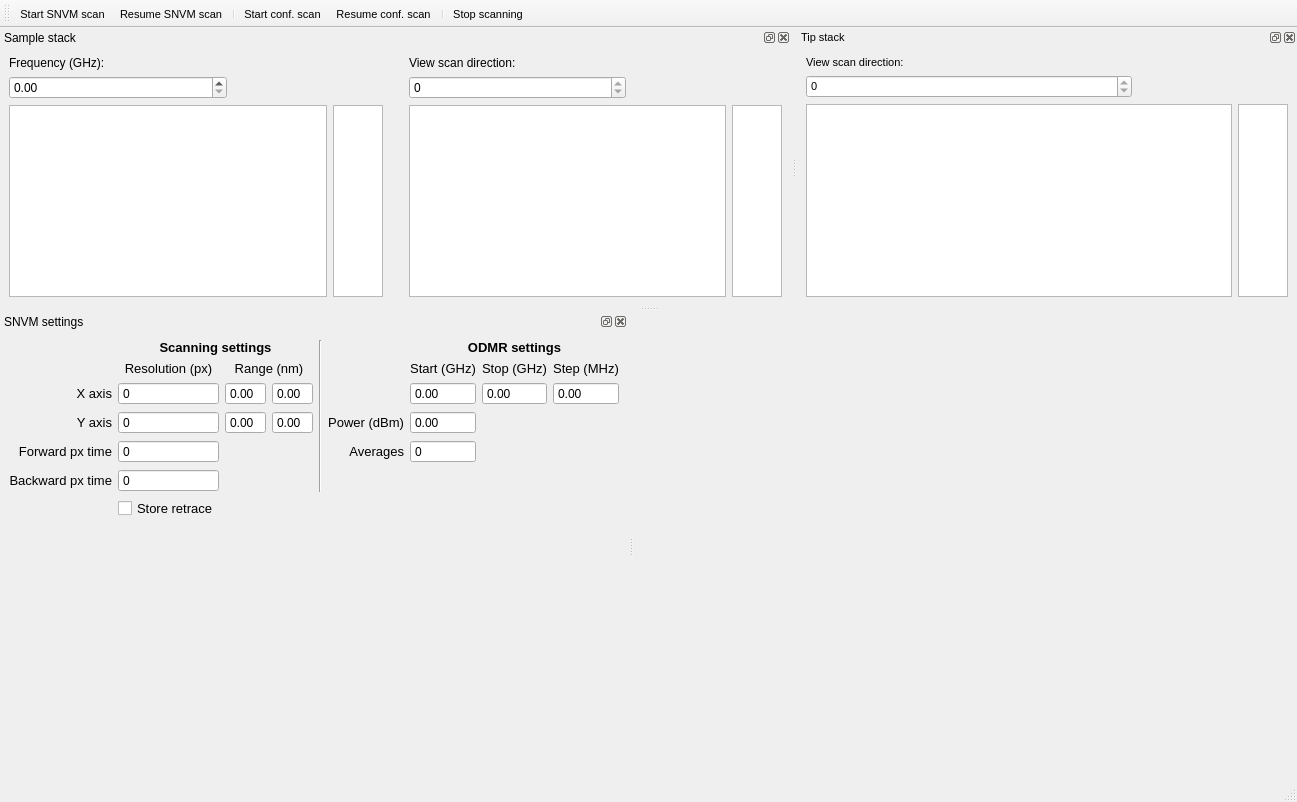
This is gui/confocal/ui_afm_cfm_v3.ui in pikestefan/qudi_slab as Qt 5 draws it before an edit. The edited form follows.
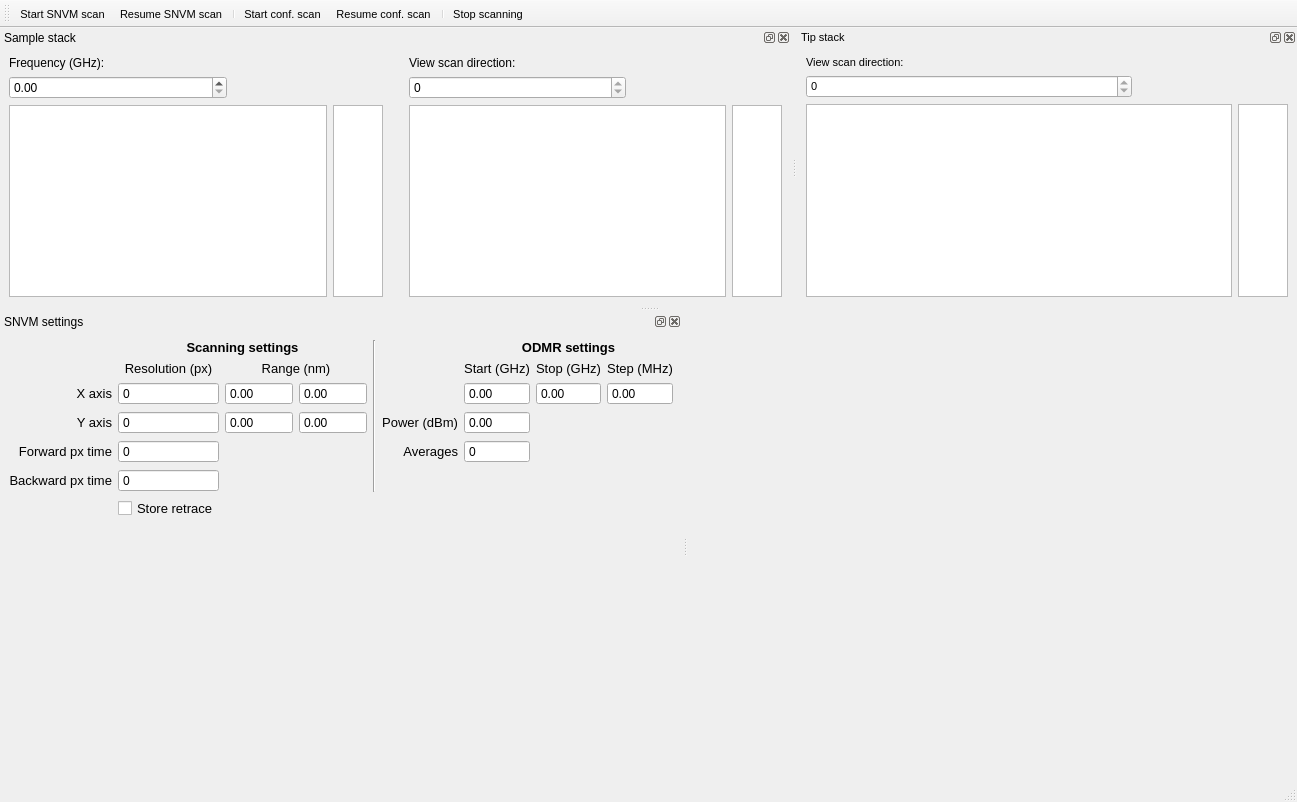
This is the edited form. Icons and pictures are not drawn. Custom widgets are drawn as their Qt base class.

What changed in the file:
```diff
--- a/gui/confocal/ui_afm_cfm_v3.ui
+++ b/gui/confocal/ui_afm_cfm_v3.ui
@@ -554,6 +554,9 @@
        <property name="keyboardTracking">
         <bool>false</bool>
        </property>
+       <property name="maximum">
+        <double>100.000000000000000</double>
+       </property>
       </widget>
      </item>
      <item row="3" column="7">
@@ -573,6 +576,12 @@
        <property name="keyboardTracking">
         <bool>false</bool>
        </property>
+       <property name="minimum">
+        <double>-2000.000000000000000</double>
+       </property>
+       <property name="maximum">
+        <double>2000.000000000000000</double>
+       </property>
       </widget>
      </item>
      <item row="3" column="3">
@@ -592,6 +601,9 @@
        <property name="keyboardTracking">
         <bool>false</bool>
        </property>
+       <property name="maximum">
+        <double>100000.000000000000000</double>
+       </property>
       </widget>
      </item>
      <item row="2" column="8">
@@ -611,6 +623,9 @@
        <property name="keyboardTracking">
         <bool>false</bool>
        </property>
+       <property name="maximum">
+        <double>100.000000000000000</double>
+       </property>
       </widget>
      </item>
      <item row="2" column="9">
@@ -630,6 +645,9 @@
        <property name="keyboardTracking">
         <bool>false</bool>
        </property>
+       <property name="maximum">
+        <double>2000.000000000000000</double>
+       </property>
       </widget>
      </item>
      <item row="4" column="7">
@@ -649,6 +667,9 @@
        <property name="keyboardTracking">
         <bool>false</bool>
        </property>
+       <property name="maximum">
+        <number>5000</number>
+       </property>
       </widget>
      </item>
      <item row="4" column="1">
@@ -732,6 +753,9 @@
        <property name="keyboardTracking">
         <bool>false</bool>
        </property>
+       <property name="maximum">
+        <double>100000.000000000000000</double>
+       </property>
       </widget>
      </item>
      <item row="3" column="2">
@@ -751,6 +775,9 @@
        <property name="keyboardTracking">
         <bool>false</bool>
        </property>
+       <property name="maximum">
+        <double>100000.000000000000000</double>
+       </property>
       </widget>
      </item>
      <item row="2" column="3">
@@ -764,6 +791,9 @@
        <property name="keyboardTracking">
         <bool>false</bool>
        </property>
+       <property name="maximum">
+        <double>100000.000000000000000</double>
+       </property>
       </widget>
      </item>
      <item row="6" column="1">
```
Left out of the diff: 14 changed lines with no effect on the pictures.
